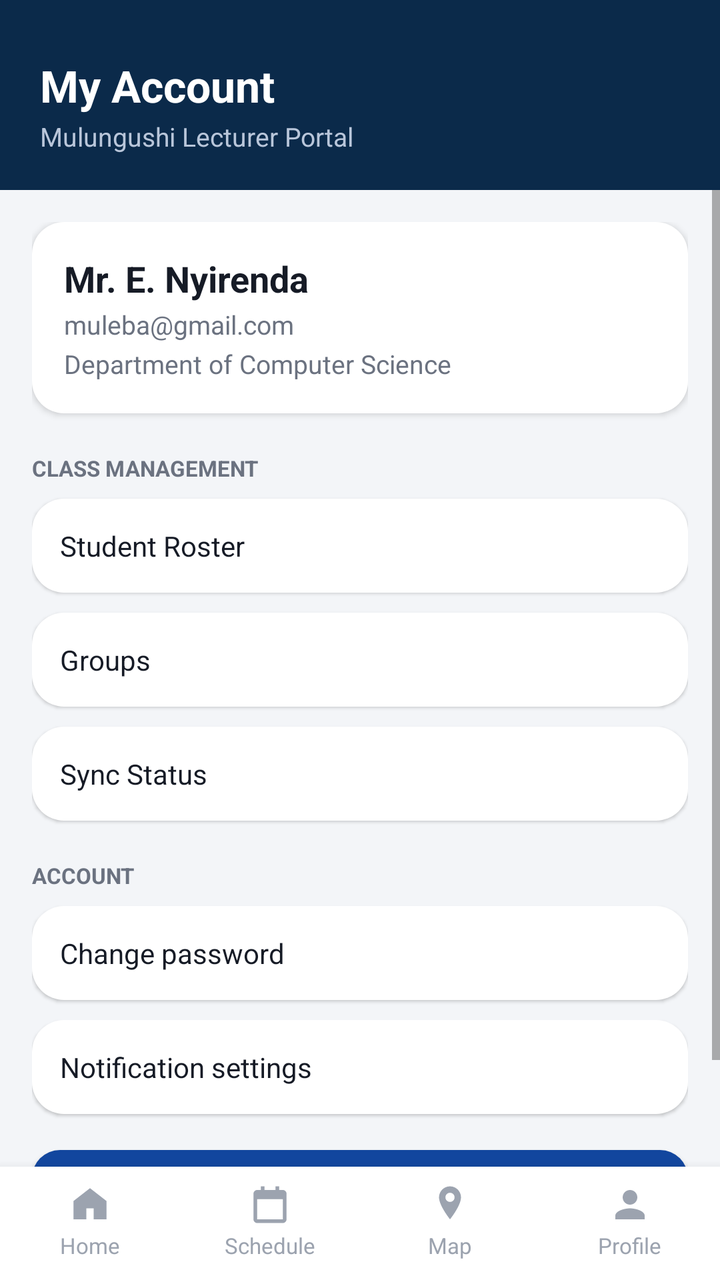
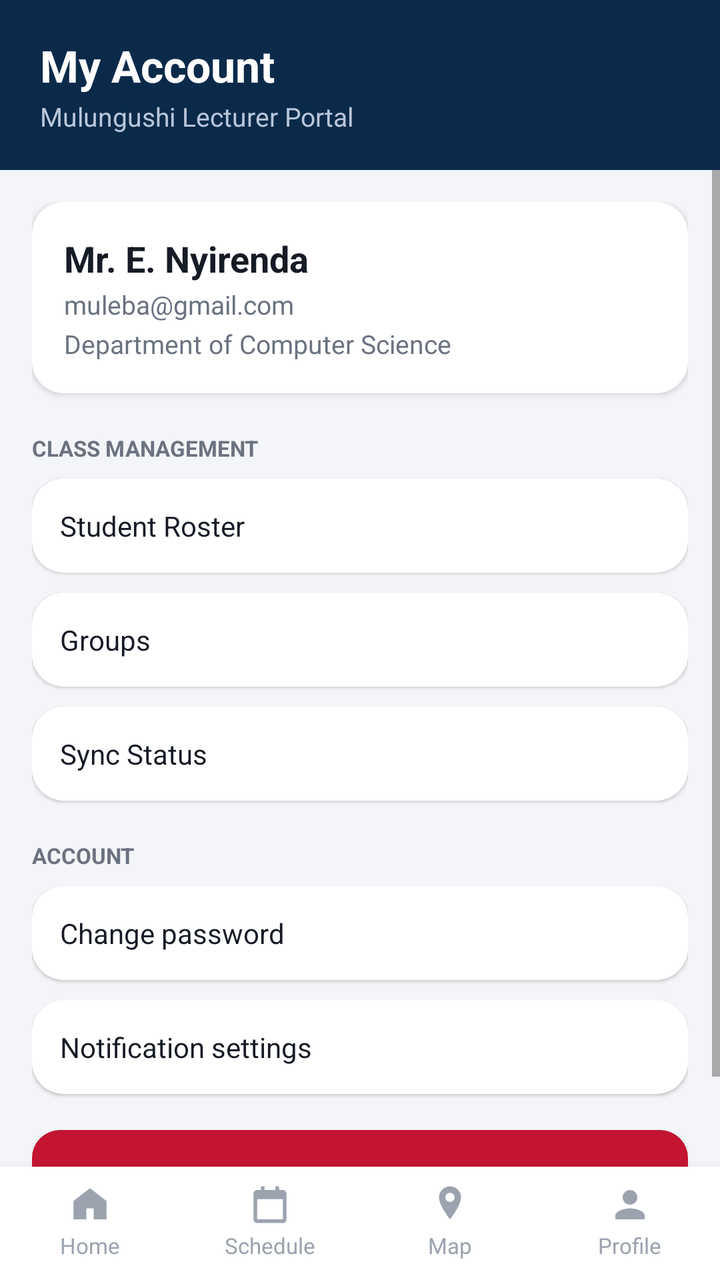

Before-and-after screenshots of an Android layout around one commit, followed by the original layout XML and the change that was made.
<!-- AndroidManifest.xml: application theme Theme.CampusApp -->
<!-- res/layout/activity_lecturer_account.xml -->
<?xml version="1.0" encoding="utf-8"?>
<LinearLayout xmlns:android="http://schemas.android.com/apk/res/android"
    android:layout_width="match_parent"
    android:layout_height="match_parent"
    android:orientation="vertical"
    android:background="@color/background">

    <LinearLayout style="@style/SectionHeader">
        <TextView android:layout_width="wrap_content" android:layout_height="wrap_content"
            android:text="My Account" android:textColor="@color/white" android:textSize="22sp" android:textStyle="bold"/>
        <TextView android:layout_width="wrap_content" android:layout_height="wrap_content" android:layout_marginTop="2dp"
            android:text="Mulungushi Lecturer Portal" android:textColor="#B9C6DA" android:textSize="13sp"/>
    </LinearLayout>

    <ScrollView android:layout_width="match_parent" android:layout_height="0dp" android:layout_weight="1">
        <LinearLayout android:layout_width="match_parent" android:layout_height="wrap_content" android:orientation="vertical" android:padding="16dp">

            <LinearLayout
                android:layout_width="match_parent" android:layout_height="wrap_content"
                android:orientation="vertical" android:background="@drawable/bg_card" android:padding="16dp" android:elevation="2dp">
                <TextView android:layout_width="wrap_content" android:layout_height="wrap_content"
                    android:text="Mr. E. Nyirenda" android:textStyle="bold" android:textSize="18sp" android:textColor="@color/text_dark"/>
                <TextView android:layout_width="wrap_content" android:layout_height="wrap_content" android:layout_marginTop="2dp"
                    android:text="muleba@gmail.com" android:textSize="13sp" android:textColor="@color/text_gray"/>
                <TextView android:layout_width="wrap_content" android:layout_height="wrap_content" android:layout_marginTop="2dp"
                    android:text="Department of Computer Science" android:textSize="13sp" android:textColor="@color/text_gray"/>
            </LinearLayout>

            <TextView
                android:layout_width="wrap_content" android:layout_height="wrap_content"
                android:layout_marginTop="20dp"
                android:text="CLASS MANAGEMENT" android:textSize="11sp" android:textStyle="bold" android:textColor="@color/text_gray"/>

            <TextView android:id="@+id/tvStudentRoster" style="@style/ProfileAction" android:layout_marginTop="8dp" android:text="Student Roster"/>
            <TextView android:id="@+id/tvGroups" style="@style/ProfileAction" android:text="Groups"/>
            <TextView android:id="@+id/tvSyncStatus" style="@style/ProfileAction" android:text="Sync Status"/>

            <TextView
                android:layout_width="wrap_content" android:layout_height="wrap_content"
                android:layout_marginTop="20dp"
                android:text="ACCOUNT" android:textSize="11sp" android:textStyle="bold" android:textColor="@color/text_gray"/>

            <TextView android:id="@+id/tvChangePassword" style="@style/ProfileAction" android:layout_marginTop="8dp" android:text="Change password"/>
            <TextView android:id="@+id/tvNotificationSettings" style="@style/ProfileAction" android:text="Notification settings"/>

            <Button
                android:id="@+id/btnLogout"
                android:layout_width="match_parent" android:layout_height="52dp"
                android:layout_marginTop="18dp"
                android:background="@drawable/bg_button_red" android:text="Log out"
                android:textAllCaps="false" android:textColor="@color/white" android:textStyle="bold" android:elevation="0dp"/>

        </LinearLayout>
    </ScrollView>

    <include layout="@layout/layout_bottom_nav" android:id="@+id/bottomNavInclude"/>

</LinearLayout>
<!-- res/layout/layout_bottom_nav.xml (included above) -->
<?xml version="1.0" encoding="utf-8"?>
<LinearLayout xmlns:android="http://schemas.android.com/apk/res/android"
    android:id="@+id/bottomNav"
    android:layout_width="match_parent"
    android:layout_height="wrap_content"
    android:orientation="horizontal"
    android:background="@color/white"
    android:elevation="8dp"
    android:paddingTop="8dp"
    android:paddingBottom="10dp">

    <LinearLayout android:id="@+id/navHome" style="@style/BottomNavItem">
        <ImageView android:id="@+id/navHomeIcon" style="@style/BottomNavIcon" android:src="@drawable/ic_home"/>
        <TextView android:id="@+id/navHomeLabel" style="@style/BottomNavLabel" android:text="Home"/>
    </LinearLayout>

    <LinearLayout android:id="@+id/navSchedule" style="@style/BottomNavItem">
        <ImageView android:id="@+id/navScheduleIcon" style="@style/BottomNavIcon" android:src="@drawable/ic_schedule"/>
        <TextView android:id="@+id/navScheduleLabel" style="@style/BottomNavLabel" android:text="Schedule"/>
    </LinearLayout>

    <LinearLayout android:id="@+id/navMap" style="@style/BottomNavItem">
        <ImageView android:id="@+id/navMapIcon" style="@style/BottomNavIcon" android:src="@drawable/ic_map"/>
        <TextView android:id="@+id/navMapLabel" style="@style/BottomNavLabel" android:text="@string/map"/>
    </LinearLayout>

    <LinearLayout android:id="@+id/navProfile" style="@style/BottomNavItem">
        <ImageView android:id="@+id/navProfileIcon" style="@style/BottomNavIcon" android:src="@drawable/ic_profile"/>
        <TextView android:id="@+id/navProfileLabel" style="@style/BottomNavLabel" android:text="Profile"/>
    </LinearLayout>

</LinearLayout>
<!-- resources referenced by this layout -->
<resources>
  <color name="background">#F3F5F8</color>
  <color name="text_dark">#161B26</color>
  <color name="text_gray">#6B7280</color>
  <color name="white">#FFFFFF</color>
  <!-- drawable bg_button_red (drawable) -->
  <?xml version="1.0" encoding="utf-8"?>
  <shape xmlns:android="http://schemas.android.com/apk/res/android" android:shape="rectangle">
      <solid android:color="@color/primary_red" />
      <corners android:radius="14dp" />
  </shape>
  <!-- drawable bg_card (drawable) -->
  <?xml version="1.0" encoding="utf-8"?>
  <shape xmlns:android="http://schemas.android.com/apk/res/android" android:shape="rectangle">
      <solid android:color="@color/card_white" />
      <corners android:radius="16dp" />
  </shape>
  <!-- drawable ic_home (drawable) -->
  <vector xmlns:android="http://schemas.android.com/apk/res/android"
      android:width="24dp" android:height="24dp" android:viewportWidth="24" android:viewportHeight="24"
      android:tint="?attr/colorControlNormal">
      <path android:fillColor="@android:color/white"
          android:pathData="M12,3 L21,10 L21,20 L14,20 L14,14 L10,14 L10,20 L3,20 L3,10 Z"
          android:fillType="evenOdd"/>
  </vector>
  <!-- drawable ic_map (drawable) -->
  <vector xmlns:android="http://schemas.android.com/apk/res/android"
      android:width="24dp" android:height="24dp" android:viewportWidth="24" android:viewportHeight="24">
      <path android:fillColor="@android:color/white"
          android:pathData="M12,2 C8.7,2 6,4.7 6,8 C6,12.5 12,20 12,20 C12,20 18,12.5 18,8 C18,4.7 15.3,2 12,2 Z M12,10.5 C10.6,10.5 9.5,9.4 9.5,8 C9.5,6.6 10.6,5.5 12,5.5 C13.4,5.5 14.5,6.6 14.5,8 C14.5,9.4 13.4,10.5 12,10.5 Z"/>
  </vector>
  <!-- drawable ic_profile (drawable) -->
  <vector xmlns:android="http://schemas.android.com/apk/res/android"
      android:width="24dp" android:height="24dp" android:viewportWidth="24" android:viewportHeight="24">
      <path android:fillColor="@android:color/white"
          android:pathData="M12,12 C14.2,12 16,10.2 16,8 C16,5.8 14.2,4 12,4 C9.8,4 8,5.8 8,8 C8,10.2 9.8,12 12,12 Z M12,14 C9.3,14 4,15.3 4,18 L4,20 L20,20 L20,18 C20,15.3 14.7,14 12,14 Z"/>
  </vector>
  <string name="map">Map</string>
  <style name="BottomNavIcon">
          <item name="android:layout_width">22dp</item>
          <item name="android:layout_height">22dp</item>
          <item name="android:tint">@color/text_gray_light</item>
      </style>
  <style name="BottomNavLabel">
          <item name="android:layout_width">wrap_content</item>
          <item name="android:layout_height">wrap_content</item>
          <item name="android:layout_marginTop">2dp</item>
          <item name="android:textSize">11sp</item>
          <item name="android:textColor">@color/text_gray_light</item>
      </style>
  <style name="SectionHeader">
          <item name="android:layout_width">match_parent</item>
          <item name="android:layout_height">wrap_content</item>
          <item name="android:background">@color/navy_dark</item>
          <item name="android:paddingLeft">20dp</item>
          <item name="android:paddingRight">20dp</item>
          <item name="android:paddingTop">28dp</item>
          <item name="android:paddingBottom">18dp</item>
          <item name="android:orientation">vertical</item>
      </style>
  <style name="Theme.CampusApp" parent="Theme.MaterialComponents.Light.NoActionBar">
          <item name="colorPrimary">@color/primary_blue</item>
          <item name="colorPrimaryDark">@color/navy_dark</item>
          <item name="colorAccent">@color/primary_red</item>
          <item name="android:windowBackground">@color/background</item>
          <item name="android:statusBarColor">@color/navy_dark</item>
      </style>
  <color name="primary_red">#C31432</color>
  <color name="card_white">#FFFFFF</color>
  <color name="text_gray_light">#9CA3AF</color>
  <color name="navy_dark">#0B2A4A</color>
  <color name="primary_blue">#12469E</color>
  <!-- unchanged entries left out for length: 3 -->
</resources>

<!-- the commit's change to res/layout/activity_lecturer_account.xml (unified diff, before → after) -->
@@ -1,5 +1,6 @@
 <?xml version="1.0" encoding="utf-8"?>
 <LinearLayout xmlns:android="http://schemas.android.com/apk/res/android"
+    xmlns:app="http://schemas.android.com/apk/res-auto"
     android:layout_width="match_parent"
     android:layout_height="match_parent"
     android:orientation="vertical"
@@ -47,7 +48,8 @@
                 android:id="@+id/btnLogout"
                 android:layout_width="match_parent" android:layout_height="52dp"
                 android:layout_marginTop="18dp"
-                android:background="@drawable/bg_button_red" android:text="Log out"
+                android:background="@drawable/bg_button_red"
+            app:backgroundTint="@null" android:text="Log out"
                 android:textAllCaps="false" android:textColor="@color/white" android:textStyle="bold" android:elevation="0dp"/>
 
         </LinearLayout>
<!-- resource entries referenced after the edit -->
@@ -55,7 +55,7 @@
           <item name="android:background">@color/navy_dark</item>
           <item name="android:paddingLeft">20dp</item>
           <item name="android:paddingRight">20dp</item>
-          <item name="android:paddingTop">28dp</item>
+          <item name="android:paddingTop">18dp</item>
           <item name="android:paddingBottom">18dp</item>
           <item name="android:orientation">vertical</item>
       </style>
